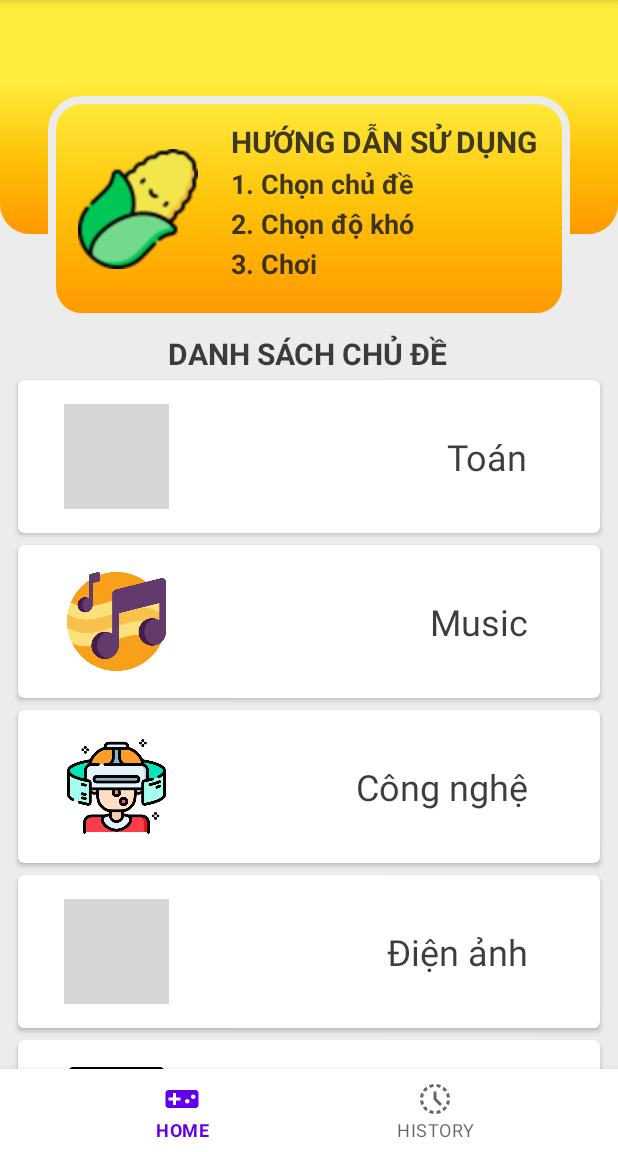
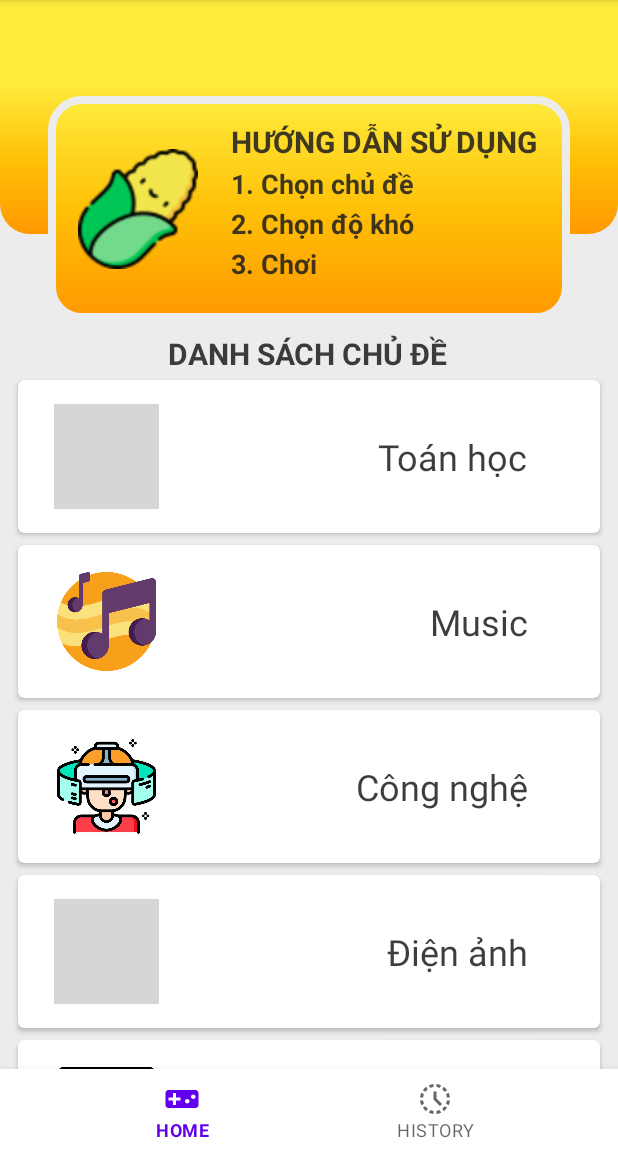
Before and after one commit to VanBap/Bap_Quizzzz, an Android app: the screen it shows after launch (MainActivity), on a phone screen of 412 x 824 dp, the part 84-1236 px from its top. Run offline under Robolectric (Android 15) with nearby library versions, the phone set to English and light mode, and no system bars; Roboto replaces fonts that are not available here; grey boxes are pictures that could not be loaded.

Commit message:
Update 14 thang 11

```diff
--- a/Bap_Quizzzz/app/src/main/java/com/example/bap_quizzzz/Category.java
+++ b/Bap_Quizzzz/app/src/main/java/com/example/bap_quizzzz/Category.java
@@ -14,7 +14,7 @@ public class Category {
 
     public static ArrayList<Category> list = new ArrayList<>(
             Arrays.asList(
-                    new Category("Toán", R.drawable.math),
+                    new Category("Toán học", R.drawable.math),
                     new Category("Music", R.drawable.music),
                     new Category("Công nghệ", R.drawable.technology),
                     new Category("Điện ảnh", R.drawable.film),
--- a/Bap_Quizzzz/app/src/main/res/layout/list_item.xml
+++ b/Bap_Quizzzz/app/src/main/res/layout/list_item.xml
@@ -30,13 +30,12 @@
             android:id="@+id/imageCategory"
             android:layout_width="70dp"
             android:layout_height="70dp"
+            android:layout_marginStart="24dp"
             android:layout_marginTop="16dp"
             android:layout_marginBottom="16dp"
             android:paddingTop="2dp"
             android:paddingBottom="2dp"
             app:layout_constraintBottom_toBottomOf="parent"
-            app:layout_constraintEnd_toEndOf="parent"
-            app:layout_constraintHorizontal_bias="0.097"
             app:layout_constraintStart_toStartOf="parent"
             app:layout_constraintTop_toTopOf="parent"
             app:layout_constraintVertical_bias="0.0"
```
